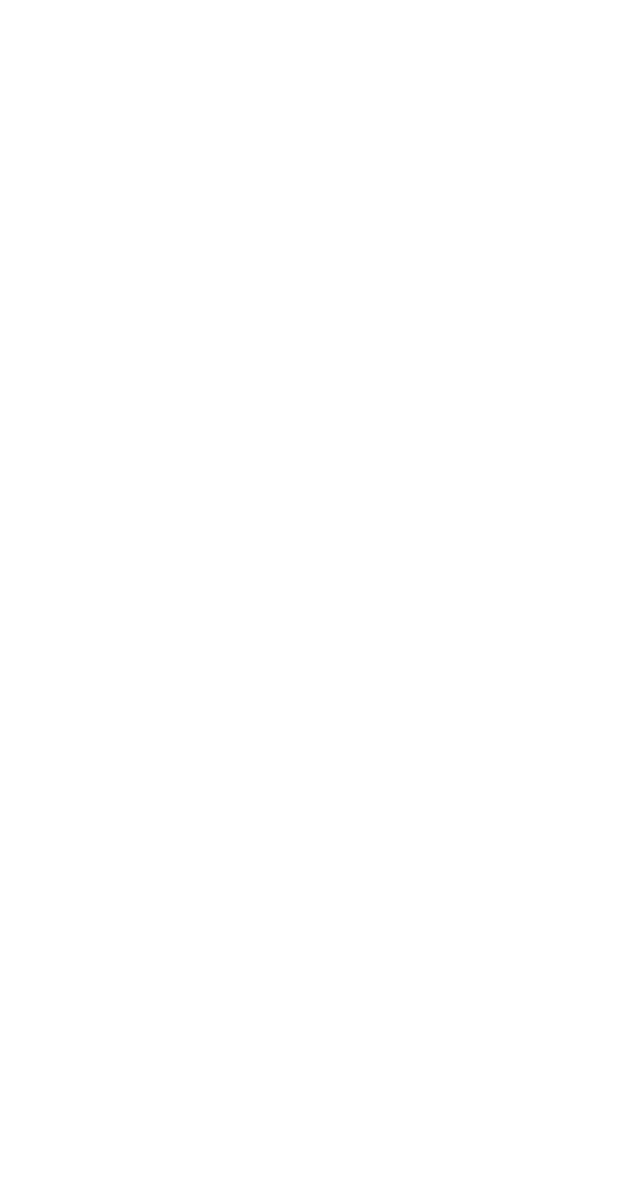
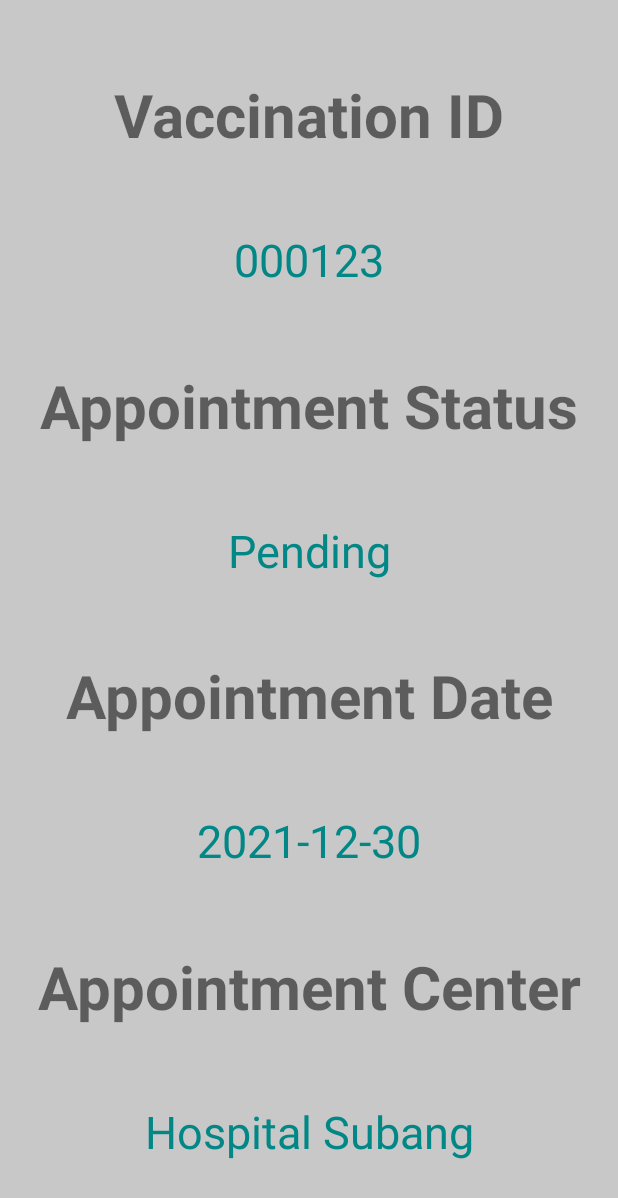
Before and after one commit to vincentkaw/BMC208, an Android app: the PatientStatus screen opened directly, with no data from a screen before it, on a phone screen of 412 x 824 dp. Before the commit the part shown is empty. Shown: the top 1198 px of the screen. Run offline under Robolectric (Android 15) with nearby library versions, the phone set to English and light mode, and no system bars.

Commit message:
patient status

```diff
--- a/app/src/main/res/layout/activity_patient_status.xml
+++ b/app/src/main/res/layout/activity_patient_status.xml
@@ -4,6 +4,113 @@
     xmlns:tools="http://schemas.android.com/tools"
     android:layout_width="match_parent"
     android:layout_height="match_parent"
-    tools:context=".PatientStatus">
+    tools:context=".PatientStatus"
+    android:layout_gravity="center"
+    android:background="@color/cardview_shadow_start_color"
+    >
+
+    <TextView
+        android:layout_width="wrap_content"
+        android:layout_height="wrap_content"
+        android:text="Vaccination ID"
+        android:id="@+id/label_vaccination_id"
+        app:layout_constraintLeft_toLeftOf="parent"
+        app:layout_constraintRight_toRightOf="parent"
+        app:layout_constraintTop_toTopOf="parent"
+        app:layout_constraintBottom_toTopOf="@id/text_view_vaccination_id"
+        android:textStyle="bold"
+        android:textSize="40sp"
+        />
+
+    <TextView
+        android:layout_width="wrap_content"
+        android:layout_height="wrap_content"
+        android:text="000123"
+        android:id="@+id/text_view_vaccination_id"
+        app:layout_constraintLeft_toLeftOf="parent"
+        app:layout_constraintRight_toRightOf="parent"
+        app:layout_constraintTop_toBottomOf="@id/label_vaccination_id"
+        app:layout_constraintBottom_toTopOf="@id/label_status"
+        android:textSize="30sp"
+        android:textColor="@color/teal_700"
+        />
+
+    <TextView
+        android:layout_width="wrap_content"
+        android:layout_height="wrap_content"
+        android:text="Appointment Status"
+        android:id="@+id/label_status"
+        app:layout_constraintLeft_toLeftOf="parent"
+        app:layout_constraintRight_toRightOf="parent"
+        app:layout_constraintTop_toBottomOf="@id/text_view_vaccination_id"
+        app:layout_constraintBottom_toTopOf="@id/text_view_status"
+        android:textStyle="bold"
+        android:textSize="40sp"
+        />
+
+    <TextView
+        android:layout_width="wrap_content"
+        android:layout_height="wrap_content"
+        android:text="Pending"
+        android:id="@+id/text_view_status"
+        app:layout_constraintLeft_toLeftOf="parent"
+        app:layout_constraintRight_toRightOf="parent"
+        app:layout_constraintTop_toBottomOf="@id/label_status"
+        app:layout_constraintBottom_toTopOf="@id/label_appointment_date"
+        android:textSize="30sp"
+        android:textColor="@color/teal_700"
+        />
+
+    <TextView
+        android:layout_width="wrap_content"
+        android:layout_height="wrap_content"
+        android:text="Appointment Date"
+        android:id="@+id/label_appointment_date"
+        app:layout_constraintLeft_toLeftOf="parent"
+        app:layout_constraintRight_toRightOf="parent"
+        app:layout_constraintTop_toBottomOf="@id/text_view_status"
+        app:layout_constraintBottom_toTopOf="@id/text_view_appointment_date"
+        android:textStyle="bold"
+        android:textSize="40sp"
+        />
+
+    <TextView
+        android:layout_width="wrap_content"
+        android:layout_height="wrap_content"
+        android:text="2021-12-30"
+        android:id="@+id/text_view_appointment_date"
+        app:layout_constraintLeft_toLeftOf="parent"
+        app:layout_constraintRight_toRightOf="parent"
+        app:layout_constraintTop_toBottomOf="@id/label_appointment_date"
+        app:layout_constraintBottom_toTopOf="@id/label_appointment_center"
+        android:textSize="30sp"
+        android:textColor="@color/teal_700"
+        />
+
+    <TextView
+        android:layout_width="wrap_content"
+        android:layout_height="wrap_content"
+        android:text="Appointment Center"
+        android:id="@+id/label_appointment_center"
+        app:layout_constraintLeft_toLeftOf="parent"
+        app:layout_constraintRight_toRightOf="parent"
+        app:layout_constraintTop_toBottomOf="@id/text_view_appointment_date"
+        app:layout_constraintBottom_toTopOf="@id/text_view_appointment_center"
+        android:textStyle="bold"
+        android:textSize="40sp"
+        />
+
+    <TextView
+        android:layout_width="wrap_content"
+        android:layout_height="wrap_content"
+        android:text="Hospital Subang"
+        android:id="@+id/text_view_appointment_center"
+        app:layout_constraintLeft_toLeftOf="parent"
+        app:layout_constraintRight_toRightOf="parent"
+        app:layout_constraintTop_toBottomOf="@id/label_appointment_center"
+        app:layout_constraintBottom_toBottomOf="parent"
+        android:textSize="30sp"
+        android:textColor="@color/teal_700"
+        />
 
 </androidx.constraintlayout.widget.ConstraintLayout>
```
